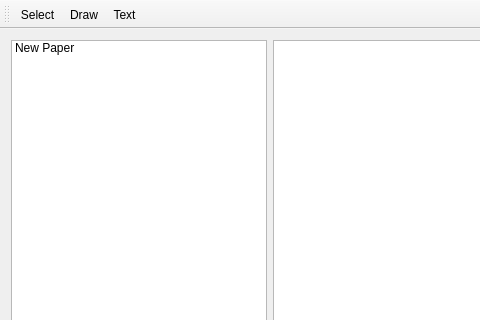
Before: the Qt Designer form mainwindow.ui in baronleonardo/Journal, drawn with Qt 5; both pictures show x 0 to 480 and y 0 to 320 of the 1367 by 720 pixel window.
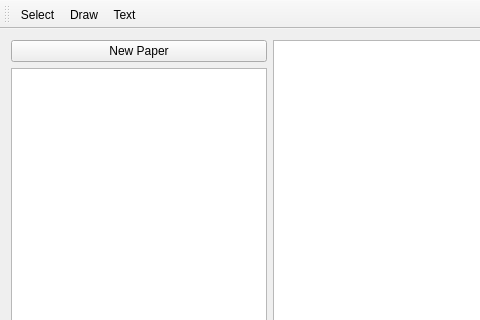
After: the same form once the commit is applied. Icons and pictures are not drawn. Custom widgets are drawn as their Qt base class.

Commit message: Added a separate button for creating new papers

Diff of the .ui file:
```diff
--- a/mainwindow.ui
+++ b/mainwindow.ui
@@ -15,7 +15,17 @@
   </property>
   <widget class="QWidget" name="centralWidget">
    <layout class="QGridLayout" name="gridLayout">
-    <item row="0" column="1">
+    <item row="1" column="0">
+     <widget class="PaperList" name="listWidget"/>
+    </item>
+    <item row="0" column="0">
+     <widget class="QPushButton" name="pushButton">
+      <property name="text">
+       <string>New Paper</string>
+      </property>
+     </widget>
+    </item>
+    <item row="0" column="1" rowspan="2">
      <widget class="QGraphicsView" name="graphicsView">
       <property name="sizePolicy">
        <sizepolicy hsizetype="Expanding" vsizetype="Expanding">
@@ -25,15 +35,6 @@
       </property>
      </widget>
     </item>
-    <item row="0" column="0">
-     <widget class="PaperList" name="listWidget">
-      <item>
-       <property name="text">
-        <string>New Paper</string>
-       </property>
-      </item>
-     </widget>
-    </item>
    </layout>
   </widget>
   <widget class="QMenuBar" name="menuBar">
```
Left out of the diff: 2 changed lines with no effect on the pictures. The commit also changes 3 other files.
